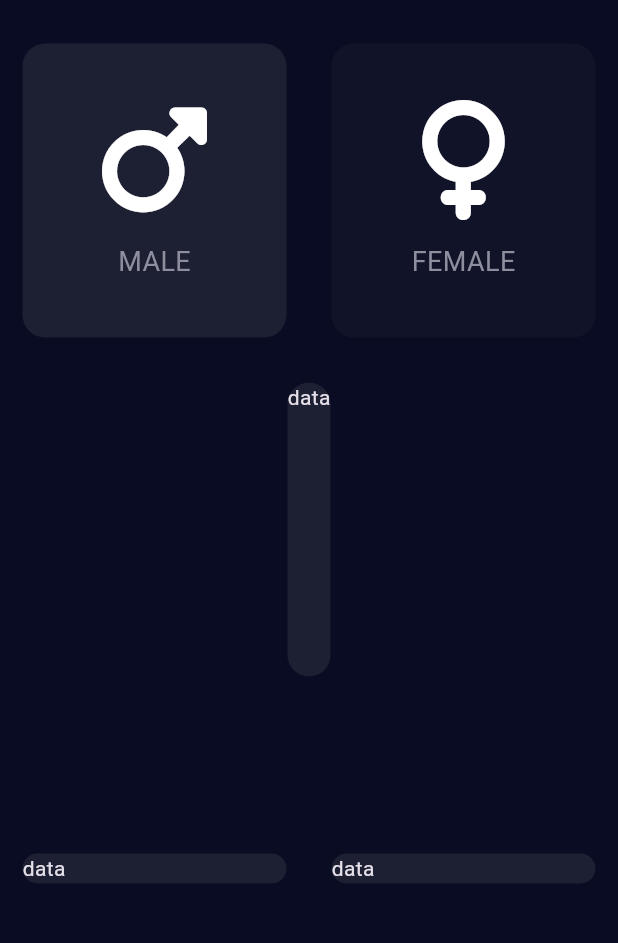
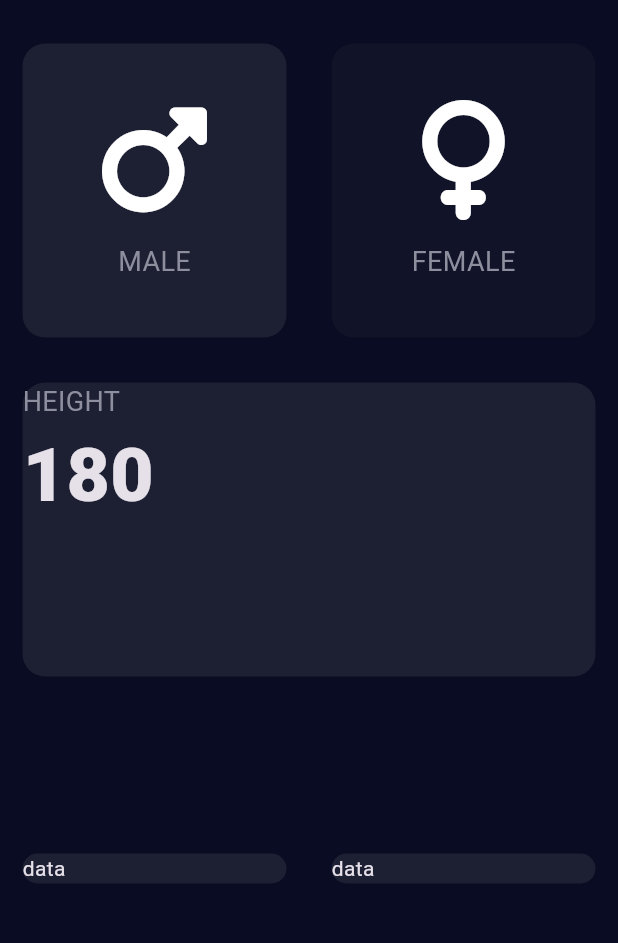
Before and after one commit to Amal-AM4/bmi_calc, a Flutter app: the screen it shows after launch, after a tap on "MALE", on a phone screen of 412 x 824 dp, the part 63-1006 px from its top. Run offline on Flutter 3.47's test engine with Material 3 defaults, Android fonts, the phone set to English and light mode, and no system bars; our stand-ins replace font_awesome_flutter.

Commit message:
variable name updated

```diff
--- /dev/null
+++ b/lib/constants.dart
@@ -0,0 +1,10 @@
+import 'package:flutter/material.dart';
+
+const kbottomContainerHeight = 80.0;
+const kresusableCardColor = Color(0xFF1D1F33);
+const kbottomContainerColor = Color(0xFFEA1556);
+const kinactiveContainerColor = Color(0xFF111328);
+
+const kLabelStyle = TextStyle(color: Color(0xFF8D8F9E), fontSize: 18.0);
+
+const knumberStyle = TextStyle(fontSize: 50.0, fontWeight: FontWeight.w900);
--- a/lib/icon_details.dart
+++ b/lib/icon_details.dart
@@ -1,6 +1,5 @@
 import 'package:flutter/material.dart';
-
-const LabelStyle = TextStyle(color: Color(0xFF8D8F9E), fontSize: 18.0);
+import 'constants.dart';
 
 class iconDetails extends StatelessWidget {
   // const iconDetails({super.key});
@@ -15,7 +14,7 @@ class iconDetails extends StatelessWidget {
       children: [
         Icon(icon, size: 80.0),
         SizedBox(height: 15.0),
-        Text(label, style: LabelStyle),
+        Text(label, style: kLabelStyle),
       ],
     );
   }
--- a/lib/input_page.dart
+++ b/lib/input_page.dart
@@ -2,11 +2,7 @@ import 'package:flutter/material.dart';
 import 'package:font_awesome_flutter/font_awesome_flutter.dart';
 import 'resusable_card.dart';
 import 'icon_details.dart';
-
-const bottomContainerHeight = 80.0;
-const resusableCardColor = Color(0xFF1D1F33);
-const bottomContainerColor = Color(0xFFEA1556);
-const inactiveContainerColor = Color(0xFF111328);
+import 'constants.dart';
 
 class InputPage extends StatefulWidget {
   const InputPage({super.key});
@@ -16,24 +12,26 @@ class InputPage extends StatefulWidget {
 }
 
 class _InputPageState extends State<InputPage> {
-  Color maleInactiveColor = inactiveContainerColor;
-  Color femaleInactiveColor = inactiveContainerColor;
+  Color maleInactiveColor = kinactiveContainerColor;
+  Color femaleInactiveColor = kinactiveContainerColor;
 
   void changeColor(int gender) {
     // male = 1, female = 2
     if (gender == 1) {
-      if (maleInactiveColor == inactiveContainerColor) {
-        maleInactiveColor = resusableCardColor;
+      if (maleInactiveColor == kinactiveContainerColor) {
+        maleInactiveColor = kresusableCardColor;
+        femaleInactiveColor = kinactiveContainerColor;
       } else {
-        maleInactiveColor = inactiveContainerColor;
+        maleInactiveColor = kinactiveContainerColor;
       }
     }
 
     if (gender == 2) {
-      if (femaleInactiveColor == inactiveContainerColor) {
-        femaleInactiveColor = resusableCardColor;
+      if (femaleInactiveColor == kinactiveContainerColor) {
+        femaleInactiveColor = kresusableCardColor;
+        maleInactiveColor = kinactiveContainerColor;
       } else {
-        femaleInactiveColor = inactiveContainerColor;
+        femaleInactiveColor = kinactiveContainerColor;
       }
     }
   }
@@ -84,8 +82,14 @@ class _InputPageState extends State<InputPage> {
           ),
           Expanded(
             child: ReusableCard(
-              kolor: resusableCardColor,
-              cardChild: Text('data'),
+              kolor: kresusableCardColor,
+              cardChild: Column(
+                crossAxisAlignment: CrossAxisAlignment.stretch,
+                children: [
+                  Text('HEIGHT', style: kLabelStyle),
+                  Row(children: [Text('180', style: knumberStyle)]),
+                ],
+              ),
             ),
           ),
           Expanded(
@@ -93,13 +97,13 @@ class _InputPageState extends State<InputPage> {
               children: [
                 Expanded(
                   child: ReusableCard(
-                    kolor: resusableCardColor,
+                    kolor: kresusableCardColor,
                     cardChild: Text('data'),
                   ),
                 ),
                 Expanded(
                   child: ReusableCard(
-                    kolor: resusableCardColor,
+                    kolor: kresusableCardColor,
                     cardChild: Text('data'),
                   ),
                 ),
@@ -109,9 +113,9 @@ class _InputPageState extends State<InputPage> {
 
           Container(
             margin: EdgeInsets.only(top: 10.0),
-            color: bottomContainerColor,
+            color: kbottomContainerColor,
             width: double.infinity,
-            height: bottomContainerHeight,
+            height: kbottomContainerHeight,
           ),
         ],
       ),
```
